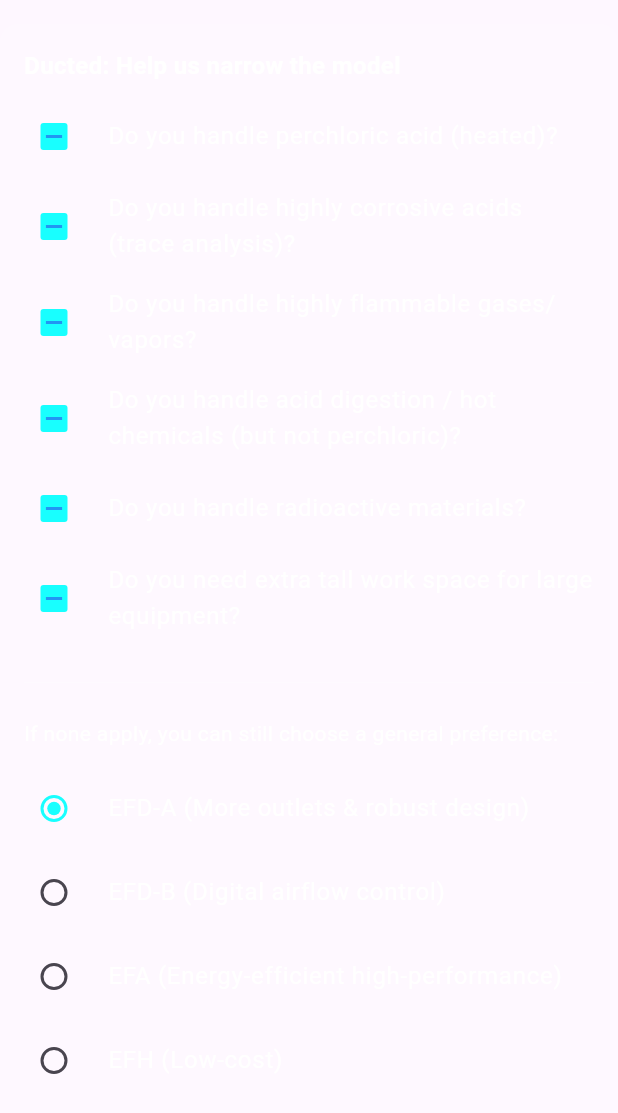
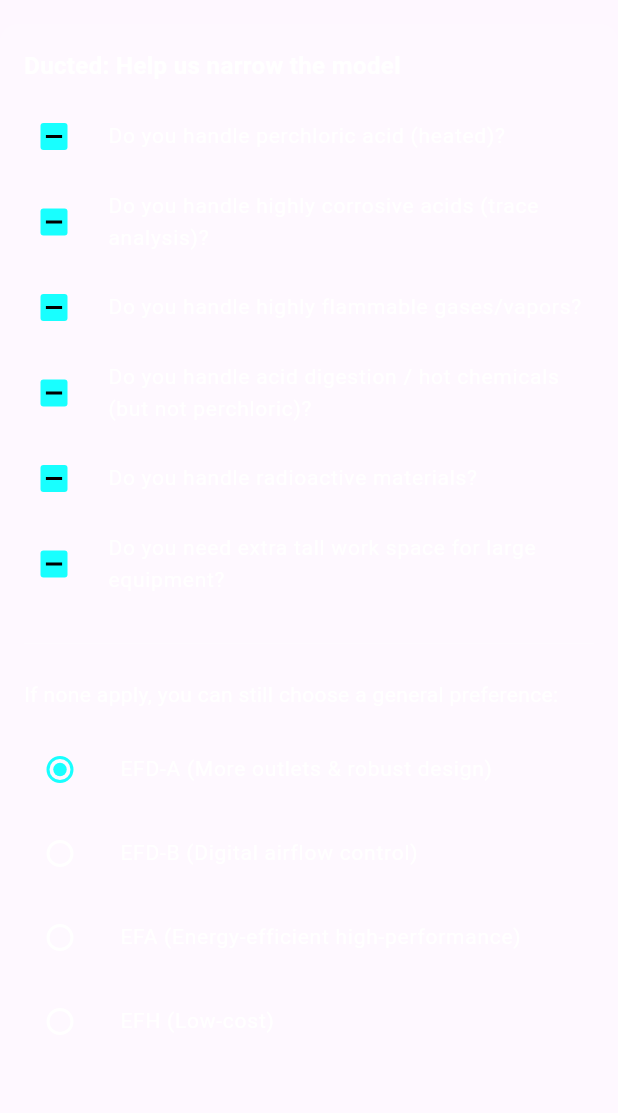
Before and after one commit to Esco-AI/filtracheck-app, a Flutter app: the HeatingChecklist widget shown alone on an empty page, opened directly with empty values, on a phone screen of 412 x 824 dp. Shown: the top 1113 px of the screen. Run offline on Flutter 3.47's test engine with Material 3 defaults, Android fonts, the phone set to English and light mode, and no system bars; our stand-ins replace csv, equatable, flutter_svg.

Commit message:
feat: refine involve heating section calculator

```diff
--- a/lib/calculator/screens/calculator_intro_screen.dart
+++ b/lib/calculator/screens/calculator_intro_screen.dart
@@ -99,7 +99,11 @@ class _CalculatorIntroScreenState extends State<CalculatorIntroScreen> {
                       selectedPreference: _selectedPreference,
                       onPreferenceChanged: (value) {
                         setState(() {
-                          _selectedPreference = value;
+                          if (_selectedPreference == value) {
+                            _selectedPreference = null;
+                          } else {
+                            _selectedPreference = value;
+                          }
                         });
                       },
                     ),
--- a/lib/calculator/widgets/heating_checklist.dart
+++ b/lib/calculator/widgets/heating_checklist.dart
@@ -1,10 +1,10 @@
 import 'package:flutter/material.dart';
+
 enum Preference { efdA, efdB, efa, efh }
 
 class HeatingChecklist extends StatelessWidget {
   final Map<String, bool> checklistValues;
   final Function(String, bool) onChanged;
-  // Add state for preference selection
   final Preference? selectedPreference;
   final ValueChanged<Preference?> onPreferenceChanged;
 
@@ -22,7 +22,7 @@ class HeatingChecklist extends StatelessWidget {
       margin: const EdgeInsets.only(top: 16),
       padding: const EdgeInsets.all(16),
       decoration: BoxDecoration(
-        color: Colors.white.withOpacity(0.1),
+        color: Colors.white.withValues(alpha: 0.1),
         borderRadius: BorderRadius.circular(12),
       ),
       child: Column(
@@ -62,7 +62,6 @@ class HeatingChecklist extends StatelessWidget {
             title: 'Do you need extra tall work space for large equipment?',
             valueKey: 'tall_equipment',
           ),
-          // Add the preference section here
           const SizedBox(height: 16),
           const Divider(color: Colors.white24),
           const SizedBox(height: 16),
@@ -71,19 +70,35 @@ class HeatingChecklist extends StatelessWidget {
             style: TextStyle(color: Colors.white, fontSize: 14),
           ),
           const SizedBox(height: 12),
+
+          RadioGroup<Preference>(
+            groupValue: selectedPreference,
+            onChanged: onPreferenceChanged,
+            child: Column(
+              children: [
                 _buildRadioTile(
+                  context: context,
                   title: 'EFD-A (More outlets & robust design)',
                   value: Preference.efdA,
                 ),
                 _buildRadioTile(
+                  context: context,
                   title: 'EFD-B (Digital airflow control)',
                   value: Preference.efdB,
                 ),
                 _buildRadioTile(
+                  context: context,
                   title: 'EFA (Energy-efficient high-performance)',
                   value: Preference.efa,
                 ),
-          _buildRadioTile(title: 'EFH (Low-cost)', value: Preference.efh),
+                _buildRadioTile(
+                  context: context,
+                  title: 'EFH (Low-cost)',
+                  value: Preference.efh,
+                ),
+              ],
+            ),
+          ),
         ],
       ),
     );
@@ -91,29 +106,45 @@ class HeatingChecklist extends StatelessWidget {
 
   Widget _buildCheckboxTile({required String title, required String valueKey}) {
     return CheckboxListTile(
-      title: Text(title, style: const TextStyle(color: Colors.white)),
+      title: Text(
+        title,
+        style: const TextStyle(color: Colors.white, fontSize: 14),
+      ),
       value: checklistValues[valueKey],
       onChanged: (bool? value) {
-        if (value != null) {
-          onChanged(valueKey, value);
-        }
+        if (value != null) onChanged(valueKey, value);
       },
       controlAffinity: ListTileControlAffinity.leading,
       activeColor: Colors.cyanAccent,
-      checkColor: Colors.blue,
+      checkColor: Colors.black,
+      side: const BorderSide(color: Colors.white),
       contentPadding: EdgeInsets.zero,
     );
   }
 
-  // Helper for creating radio buttons
-  Widget _buildRadioTile({required String title, required Preference value}) {
-    return RadioListTile<Preference>(
-      title: Text(title, style: const TextStyle(color: Colors.white)),
+  Widget _buildRadioTile({
+    required BuildContext context,
+    required String title,
+    required Preference value,
+  }) {
+    return ListTile(
+      contentPadding: EdgeInsets.zero,
+      leading: Radio<Preference>(
         value: value,
-      groupValue: selectedPreference,
-      onChanged: onPreferenceChanged,
         activeColor: Colors.cyanAccent,
-      contentPadding: EdgeInsets.zero,
+        fillColor: WidgetStateProperty.resolveWith<Color>((states) {
+          if (states.contains(WidgetState.selected)) {
+            return Colors.cyanAccent;
+          }
+          return Colors.white;
+        }),
+        toggleable: true,
+      ),
+      title: Text(
+        title,
+        style: const TextStyle(color: Colors.white, fontSize: 14),
+      ),
+      onTap: () => onPreferenceChanged(value),
     );
   }
 }
```
Lines whose indentation alone changed are shown as unchanged.
